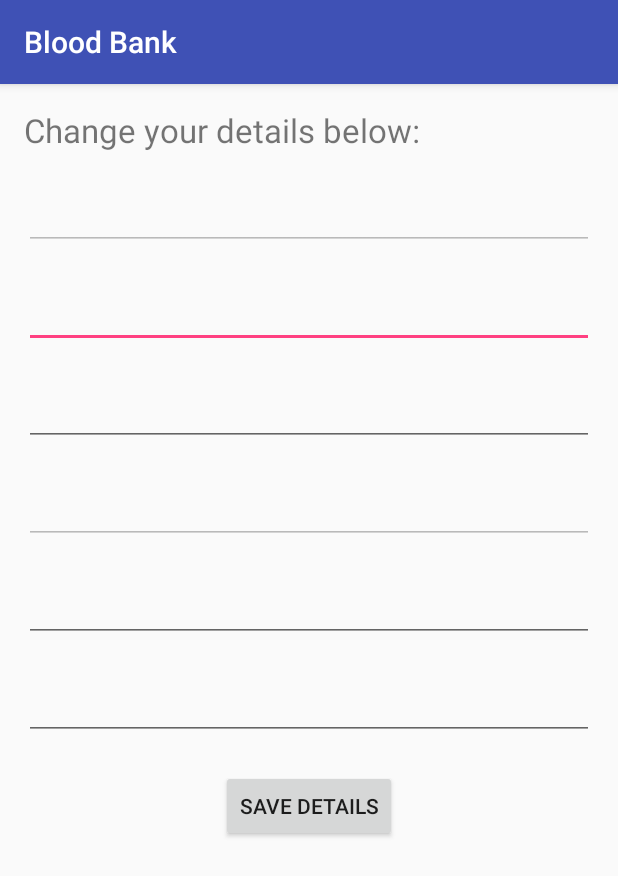
After one commit to fabioued/BloodBank, an Android app: the EditProfile screen opened directly, with no data from a screen before it, on a phone screen of 412 x 824 dp. The commit adds this screen. Shown: the top 876 px of the screen. Run offline under Robolectric (Android 15) with nearby library versions, the phone set to English and light mode, and no system bars; our stand-ins replace Volley; network calls fail; 2 statements that could not run were skipped.

Commit message:
added edit details
The code for dashboard and the page for edit details has been added.

```diff
--- a/app/build.gradle
+++ b/app/build.gradle
@@ -25,6 +25,7 @@ dependencies {
         exclude group: 'com.android.support', module: 'support-annotations'
     })
     compile 'com.android.support:appcompat-v7:25.1.0'
+    compile 'com.android.volley:volley:1.0.0'
+    compile 'com.android.support:design:25.1.0'
     testCompile 'junit:junit:4.12'
-    compile 'com.android.volley:volley:1.0.0'
 }
--- a/app/src/main/AndroidManifest.xml
+++ b/app/src/main/AndroidManifest.xml
@@ -2,7 +2,7 @@
 <manifest xmlns:android="http://schemas.android.com/apk/res/android"
     package="com.example.bloodbank">
 
-    <uses-permission android:name="android.permission.INTERNET"></uses-permission>
+    <uses-permission android:name="android.permission.INTERNET" />
 
     <application
         android:allowBackup="true"
@@ -19,6 +19,8 @@
         </activity>
         <activity android:name=".DonorList" />
         <activity android:name=".CreateList" />
+        <activity android:name=".Dashboard" />
+        <activity android:name=".EditProfile"></activity>
     </application>
 
 </manifest>
--- a/app/src/main/java/com/example/bloodbank/CreateList.java
+++ b/app/src/main/java/com/example/bloodbank/CreateList.java
@@ -59,7 +59,7 @@ public class CreateList extends AppCompatActivity {
         blood_type = spinner.getSelectedItem().toString();
 
         //The URL to which GET request is sent
-        String REGISTER_URL = ("http://dheerajprojects.gear.host/web_server.php?type='insert'&username='" + uname_value.getText().toString() + "'&password='" + pass_value.getText().toString() + "'&name='" + name_value.getText().toString() + "'&bloodtype='" + Uri.encode(blood_type) + "'&location='" + loc_value.getText().toString() + "'&allergies='" + aller_value.getText().toString() + "'");
+        String REGISTER_URL = ("http://dheerajprojects.gear.host/web_server.php?type='insert'&username='" + uname_value.getText().toString() + "'&password='" + pass_value.getText().toString() + "'&name='" + Uri.encode(name_value.getText().toString()) + "'&bloodtype='" + Uri.encode(blood_type) + "'&location='" + Uri.encode(loc_value.getText().toString()) + "'&allergies='" + Uri.encode(aller_value.getText().toString()) + "'");
 
         //Check if any of the fields are empty
         if (name_value.getText().length() == 0 || loc_value.getText().length() == 0 || pass_value.getText().length() == 0 || uname_value.getText().length() == 0) {
--- /dev/null
+++ b/app/src/main/java/com/example/bloodbank/EditProfile.java
@@ -0,0 +1,121 @@
+package com.example.bloodbank;
+
+import android.net.Uri;
+import android.support.v7.app.AppCompatActivity;
+import android.os.Bundle;
+import android.util.Log;
+import android.view.View;
+import android.widget.EditText;
+import android.widget.Toast;
+
+import com.android.volley.Request;
+import com.android.volley.RequestQueue;
+import com.android.volley.Response;
+import com.android.volley.VolleyError;
+import com.android.volley.toolbox.StringRequest;
+import com.android.volley.toolbox.Volley;
+
+import org.json.JSONArray;
+import org.json.JSONObject;
+
+import static com.example.bloodbank.R.id.aller_field;
+import static com.example.bloodbank.R.id.username;
+
+public class EditProfile extends AppCompatActivity {
+    public String Username;
+    public String Password;
+    public JSONObject edit_results;
+
+    public String uname;
+    public String pass;
+    public String name;
+    public String blood_t;
+    public String location;
+    public String allergies;
+
+    @Override
+    protected void onCreate(Bundle savedInstanceState) {
+        super.onCreate(savedInstanceState);
+        setContentView(R.layout.activity_edit_profile);
+
+        //Getting the data from the previous Intent and disabling textfields
+        Bundle bundle = getIntent().getExtras();
+        Username = bundle.getString("uname");
+        Password = bundle.getString("pass");
+        (findViewById(R.id.uname_field)).setEnabled(false);
+        (findViewById(R.id.bloodtype_field)).setEnabled(false);
+
+        //The URL to which GET request is sent
+        String GETDATA_URL = ("http://dheerajprojects.gear.host/web_server.php?login=''&username='" + Uri.encode(Username) + "'&password=\"" + Uri.encode(Password) + "\"");
+
+        //Contact the server to get the data from the server
+        StringRequest stringRequest = new StringRequest(Request.Method.GET, GETDATA_URL,
+                new Response.Listener<String>() {
+                    @Override
+                    public void onResponse(String response) {
+                        try {
+                            edit_results = new JSONObject(response);
+
+                            uname = edit_results.getString("UserName");
+                            pass = edit_results.getString("Password");
+                            name = edit_results.getString("Name");
+                            blood_t = edit_results.getString("BloodType");
+                            location = edit_results.getString("Location");
+                            allergies = edit_results.getString("Allergies");
+
+                            ((EditText) findViewById(R.id.uname_field)).setText(uname);
+                            ((EditText) findViewById(R.id.pass_field)).setText(pass);
+                            ((EditText) findViewById(R.id.name_field)).setText(name);
+                            ((EditText) findViewById(R.id.bloodtype_field)).setText(blood_t);
+                            ((EditText) findViewById(R.id.loc_field)).setText(location);
+                            ((EditText) findViewById(R.id.aller_field)).setText(allergies);
+                        }
+
+                        catch (Exception e){
+                            Toast.makeText(getApplicationContext(),e.toString(),Toast.LENGTH_LONG).show();
+                        }
+                    }
+                },
+                new Response.ErrorListener() {
+                    @Override
+                    public void onErrorResponse(VolleyError error) {
+                        Toast.makeText(getApplicationContext(),error.toString(),Toast.LENGTH_LONG).show();
+                    }
+                });
+
+        //Add the server request to the queue
+        RequestQueue requestQueue = Volley.newRequestQueue(this);
+        requestQueue.add(stringRequest);
+    }
+
+    public void ModifyDetails(View view){
+        uname = ((EditText) findViewById(R.id.uname_field)).getText().toString();
+        pass = ((EditText) findViewById(R.id.pass_field)).getText().toString();
+        name = ((EditText) findViewById(R.id.name_field)).getText().toString();
+        blood_t = ((EditText) findViewById(R.id.bloodtype_field)).getText().toString();
+        location = ((EditText) findViewById(R.id.loc_field)).getText().toString();
+        allergies = ((EditText) findViewById(R.id.aller_field)).getText().toString();
+
+        String MODIFY_URL = ("http://dheerajprojects.gear.host/web_server.php?modify=''&username='" + Uri.encode(Username) + "'&mpass=\"" + pass + "\"&mname='" + name + "'&mblood='" + blood_t + "'&mloc='" + location + "'&maller='" + allergies + "'");
+
+        //Contact the server to modify the data from the server
+        StringRequest stringRequest = new StringRequest(Request.Method.GET, MODIFY_URL,
+                new Response.Listener<String>() {
+                    @Override
+                    public void onResponse(String response) {
+                        Toast.makeText(getApplicationContext(),response,Toast.LENGTH_LONG).show();
+                    }
+                },
+                new Response.ErrorListener() {
+                    @Override
+                    public void onErrorResponse(VolleyError error) {
+                        Toast.makeText(getApplicationContext(),error.toString(),Toast.LENGTH_LONG).show();
+                    }
+                });
+
+        //Add the server request to the queue
+        RequestQueue requestQueue = Volley.newRequestQueue(this);
+        requestQueue.add(stringRequest);
+    }
+
+}
--- a/app/src/main/res/layout/activity_create_list.xml
+++ b/app/src/main/res/layout/activity_create_list.xml
@@ -60,7 +60,6 @@
                 android:text="Select your blood type: "
                 android:textSize="22sp"/>
 
-
                 <Spinner
                 android:id="@+id/blood_spinner"
                 android:layout_width="wrap_content"
--- /dev/null
+++ b/app/src/main/res/layout/activity_edit_profile.xml
@@ -0,0 +1,64 @@
+<?xml version="1.0" encoding="utf-8"?>
+<LinearLayout xmlns:android="http://schemas.android.com/apk/res/android"
+    xmlns:tools="http://schemas.android.com/tools"
+    android:orientation="vertical"
+    android:id="@+id/activity_edit_profile"
+    android:layout_width="match_parent"
+    android:layout_height="match_parent"
+    android:paddingBottom="@dimen/activity_vertical_margin"
+    android:paddingLeft="@dimen/activity_horizontal_margin"
+    android:paddingRight="@dimen/activity_horizontal_margin"
+    android:paddingTop="@dimen/activity_vertical_margin"
+    tools:context="com.example.bloodbank.EditProfile">
+
+    <TextView
+        android:layout_width="match_parent"
+        android:layout_height="wrap_content"
+        android:text="Change your details below:"
+        android:textSize="22sp"/>
+
+    <EditText
+        android:id="@+id/uname_field"
+        android:layout_marginTop="20sp"
+        android:layout_width="match_parent"
+        android:layout_height="wrap_content" />
+
+    <EditText
+        android:id="@+id/pass_field"
+        android:layout_marginTop="20sp"
+        android:layout_width="match_parent"
+        android:layout_height="wrap_content" />
+
+    <EditText
+        android:id="@+id/name_field"
+        android:layout_marginTop="20sp"
+        android:layout_width="match_parent"
+        android:layout_height="wrap_content" />
+
+    <EditText
+        android:id="@+id/bloodtype_field"
+        android:layout_marginTop="20sp"
+        android:layout_width="match_parent"
+        android:layout_height="wrap_content" />
+
+    <EditText
+        android:id="@+id/loc_field"
+        android:layout_marginTop="20sp"
+        android:layout_width="match_parent"
+        android:layout_height="wrap_content" />
+
+    <EditText
+        android:id="@+id/aller_field"
+        android:layout_marginTop="20sp"
+        android:layout_width="match_parent"
+        android:layout_height="wrap_content" />
+
+    <Button
+        android:layout_marginTop="20sp"
+        android:layout_width="wrap_content"
+        android:layout_height="wrap_content"
+        android:text="SAVE DETAILS"
+        android:onClick="ModifyDetails"
+        android:layout_gravity="center"/>
+
+</LinearLayout>
--- a/app/src/main/res/layout/activity_home.xml
+++ b/app/src/main/res/layout/activity_home.xml
@@ -48,7 +48,7 @@
         android:text="LOGIN"
         android:layout_marginTop="20sp"
         android:textSize="22sp"
-        android:onClick="openDonorList"/>
+        android:onClick="openDashboard"/>
 
     <Button
         android:id="@+id/user_button"
```
Also changed, not shown: app/src/main/java/com/example/bloodbank/Dashboard.java (added, +41 -0 lines), app/src/main/java/com/example/bloodbank/DonorList.java (+1 -7 lines), app/src/main/java/com/example/bloodbank/HomeActivity.java (+11 -7 lines), app/src/main/res/layout/activity_dashboard.xml (added, +38 -0 lines), app/src/main/res/layout/activity_donor_list.xml (line endings or trailing spaces).
